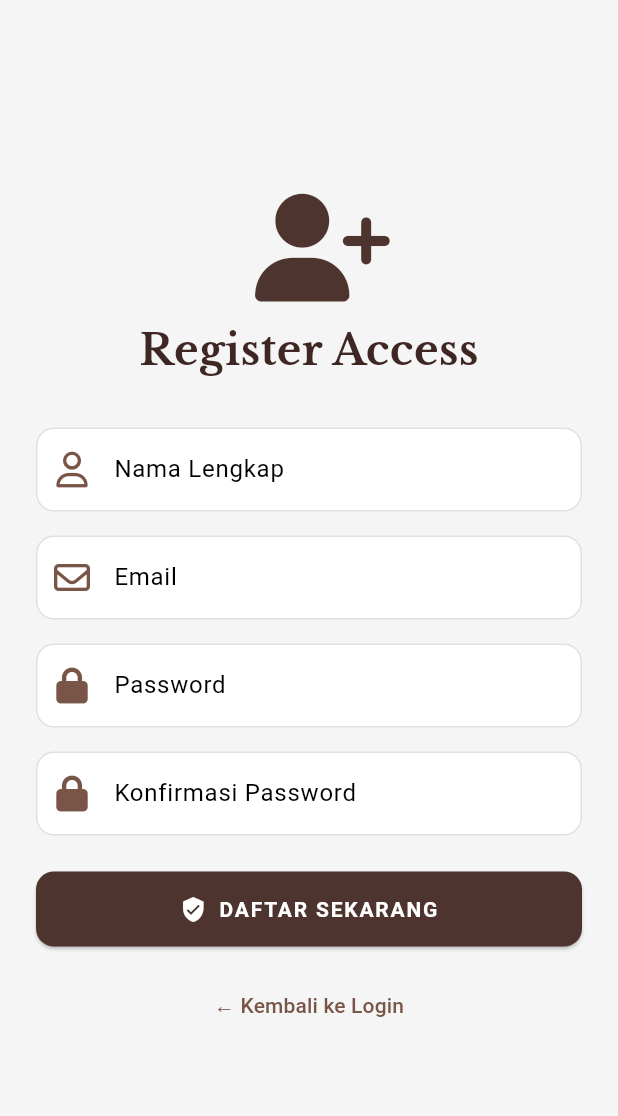
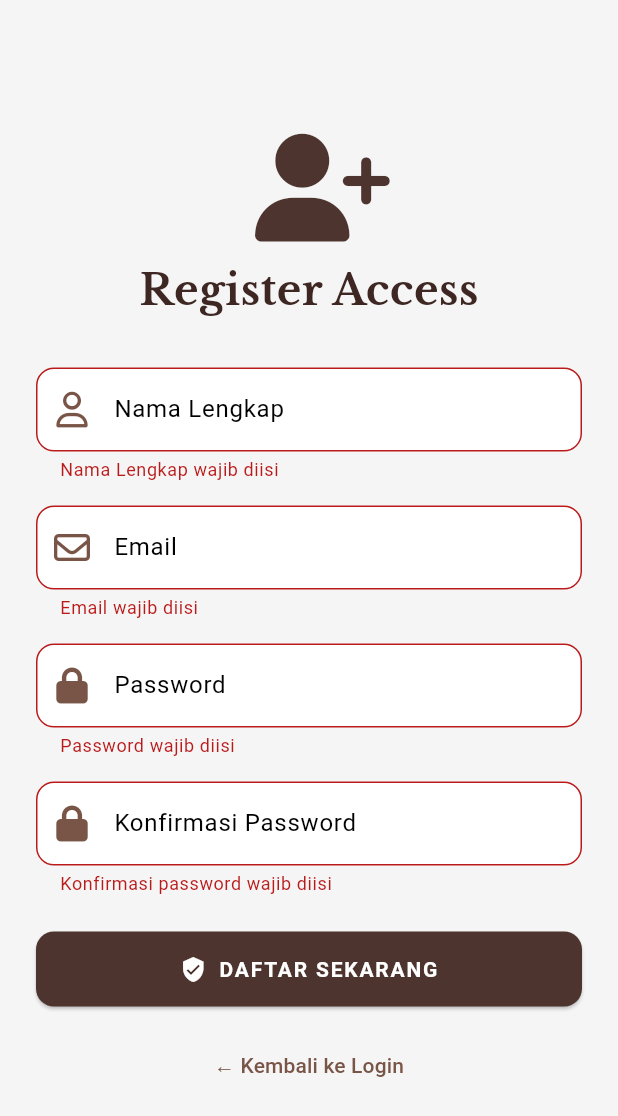
Before and after one commit to Krisna44556/Staterpack_Ebook-main, a Flutter app: the RegisterPage screen opened directly, after a tap on "DAFTAR SEKARANG", on a phone screen of 412 x 824 dp. Shown: the top 1116 px of the screen. Run offline on Flutter 3.47's test engine with Material 3 defaults, Android fonts, the phone set to English and light mode, and no system bars; our stand-ins replace animate_do, dio, flutter_riverpod, font_awesome_flutter, google_fonts, shared_preferences; accounts and stored records are empty.

Commit message:
Update register_page.dart

```diff
--- a/lib/features/auth/presentation/register_page.dart
+++ b/lib/features/auth/presentation/register_page.dart
@@ -18,9 +18,7 @@ class _RegisterPageState extends ConsumerState<RegisterPage> {
   final emailController = TextEditingController();
   final passwordController = TextEditingController();
   final confirmController = TextEditingController();
-
   final _formKey = GlobalKey<FormState>();
-
 
   bool isLoading = false;
 
@@ -34,26 +32,42 @@ class _RegisterPageState extends ConsumerState<RegisterPage> {
   }
 
   Future<void> _handleRegister() async {
-     if (passwordController.text != confirmController.text) {
-      _showError('Password dan konfirmasi tidak cocok');
-      return;
-    }
+    if (!_formKey.currentState!.validate()) return;
 
     setState(() => isLoading = true);
 
-    await ref.read(authProvider.notifier).register(
+    try {
+      final success = await ref.read(authProvider.notifier).register(
             nameController.text.trim(),
             emailController.text.trim(),
             passwordController.text,
             confirmController.text,
           );
 
+      if (success && mounted) {
+        ScaffoldMessenger.of(context).showSnackBar(
+          const SnackBar(content: Text('Pendaftaran berhasil. Silakan login.')),
+        );
+        Navigator.pushReplacement(
+          context,
+          MaterialPageRoute(builder: (_) => const LoginPage()),
+        );
+      } else {
+        _showError('Pendaftaran gagal. Email mungkin sudah terdaftar.');
+      }
+    } catch (e) {
+      _showError('Terjadi kesalahan: $e');
+    }
+
     setState(() => isLoading = false);
   }
 
   void _showError(String message) {
     ScaffoldMessenger.of(context).showSnackBar(
-      SnackBar(content: Text(message), backgroundColor: Colors.red),
+      SnackBar(
+        content: Text(message),
+        backgroundColor: Colors.red,
+      ),
     );
   }
 
@@ -68,12 +82,17 @@ class _RegisterPageState extends ConsumerState<RegisterPage> {
             constraints: const BoxConstraints(maxWidth: 400),
             child: Form(
               key: _formKey,
+              autovalidateMode: AutovalidateMode.onUserInteraction,
               child: Column(
                 mainAxisSize: MainAxisSize.min,
                 children: [
                   ZoomIn(
                     duration: const Duration(milliseconds: 600),
-                    child: Icon(FontAwesomeIcons.userPlus, size: 72, color: Colors.brown[800]),
+                    child: Icon(
+                      FontAwesomeIcons.userPlus,
+                      size: 72,
+                      color: Colors.brown[800],
+                    ),
                   ),
                   const SizedBox(height: 12),
                   FadeInDown(
@@ -89,18 +108,57 @@ class _RegisterPageState extends ConsumerState<RegisterPage> {
                   ),
                   const SizedBox(height: 32),
 
-                  _buildTextField(nameController, 'Nama Lengkap', FontAwesomeIcons.user),
+                  // Field Nama Lengkap
+                  _buildTextField(
+                    controller: nameController,
+                    label: 'Nama Lengkap',
+                    icon: FontAwesomeIcons.user,
+                  ),
                   const SizedBox(height: 16),
 
-                  _buildTextField(emailController, 'Email', FontAwesomeIcons.envelope),
+                  // Field Email
+                  _buildTextField(
+                    controller: emailController,
+                    label: 'Email',
+                    icon: FontAwesomeIcons.envelope,
+                    validator: (value) {
+                      if (value == null || value.isEmpty) return 'Email wajib diisi';
+                      final emailRegex = RegExp(r'^[^@\s]+@[^@\s]+\.[^@\s]+$');
+                      if (!emailRegex.hasMatch(value)) return 'Format email tidak valid';
+                      return null;
+                    },
+                  ),
                   const SizedBox(height: 16),
 
-                  _buildTextField(passwordController, 'Password', FontAwesomeIcons.lock, obscure: true),
+                  // Field Password
+                  _buildTextField(
+                    controller: passwordController,
+                    label: 'Password',
+                    icon: FontAwesomeIcons.lock,
+                    obscure: true,
+                    validator: (value) {
+                      if (value == null || value.isEmpty) return 'Password wajib diisi';
+                      if (value.length < 6) return 'Password minimal 6 karakter';
+                      return null;
+                    },
+                  ),
                   const SizedBox(height: 16),
 
-                  _buildTextField(confirmController, 'Konfirmasi Password', FontAwesomeIcons.lock, obscure: true),
+                  // Field Konfirmasi Password
+                  _buildTextField(
+                    controller: confirmController,
+                    label: 'Konfirmasi Password',
+                    icon: FontAwesomeIcons.lock,
+                    obscure: true,
+                    validator: (value) {
+                      if (value == null || value.isEmpty) return 'Konfirmasi password wajib diisi';
+                      if (value != passwordController.text) return 'Password tidak cocok';
+                      return null;
+                    },
+                  ),
                   const SizedBox(height: 24),
 
+                  // Tombol Daftar
                   SizedBox(
                     width: double.infinity,
                     child: ElevatedButton.icon(
@@ -109,7 +167,10 @@ class _RegisterPageState extends ConsumerState<RegisterPage> {
                           ? const SizedBox(
                               width: 16,
                               height: 16,
-                              child: CircularProgressIndicator(strokeWidth: 2, color: Colors.white),
+                              child: CircularProgressIndicator(
+                                strokeWidth: 2,
+                                color: Colors.white,
+                              ),
                             )
                           : const Icon(Icons.verified_user),
                       label: Text(isLoading ? 'Mendaftar...' : 'DAFTAR SEKARANG'),
@@ -117,18 +178,26 @@ class _RegisterPageState extends ConsumerState<RegisterPage> {
                         padding: const EdgeInsets.symmetric(vertical: 16),
                         backgroundColor: Colors.brown[800],
                         foregroundColor: Colors.white,
-                        shape: RoundedRectangleBorder(borderRadius: BorderRadius.circular(12)),
-                        textStyle: const TextStyle(fontWeight: FontWeight.bold, letterSpacing: 1.2),
+                        shape: RoundedRectangleBorder(
+                          borderRadius: BorderRadius.circular(12),
+                        ),
+                        textStyle: const TextStyle(
+                          fontWeight: FontWeight.bold,
+                          letterSpacing: 1.2,
+                        ),
                       ),
                     ),
                   ),
                   const SizedBox(height: 16),
 
+                  // Tombol kembali ke login
                   TextButton(
-                    onPressed: () => Navigator.pushReplacement(
+                    onPressed: () {
+                      Navigator.pushReplacement(
                         context,
                         MaterialPageRoute(builder: (_) => const LoginPage()),
-                    ),
+                      );
+                    },
                     child: const Text(
                       '← Kembali ke Login',
                       style: TextStyle(color: Colors.brown),
@@ -143,19 +212,31 @@ class _RegisterPageState extends ConsumerState<RegisterPage> {
     );
   }
 
-  Widget _buildTextField(TextEditingController controller, String label, IconData icon, {bool obscure = false}) {
+  Widget _buildTextField({
+    required TextEditingController controller,
+    required String label,
+    required IconData icon,
+    bool obscure = false,
+    String? Function(String?)? validator,
+  }) {
     return TextFormField(
       controller: controller,
       obscureText: obscure,
       style: const TextStyle(color: Colors.black),
-      validator: (value) => value!.isEmpty ? '$label wajib diisi' : null,
+      validator: validator ??
+          (value) {
+            if (value == null || value.isEmpty) return '$label wajib diisi';
+            return null;
+          },
       decoration: InputDecoration(
         prefixIcon: Icon(icon, color: Colors.brown),
         labelText: label,
         labelStyle: const TextStyle(color: Colors.black),
         filled: true,
         fillColor: Colors.white,
-        border: OutlineInputBorder(borderRadius: BorderRadius.circular(12)),
+        border: OutlineInputBorder(
+          borderRadius: BorderRadius.circular(12),
+        ),
         enabledBorder: OutlineInputBorder(
           borderRadius: BorderRadius.circular(12),
           borderSide: const BorderSide(color: Colors.black12),
```
Lines whose indentation alone changed are shown as unchanged.
